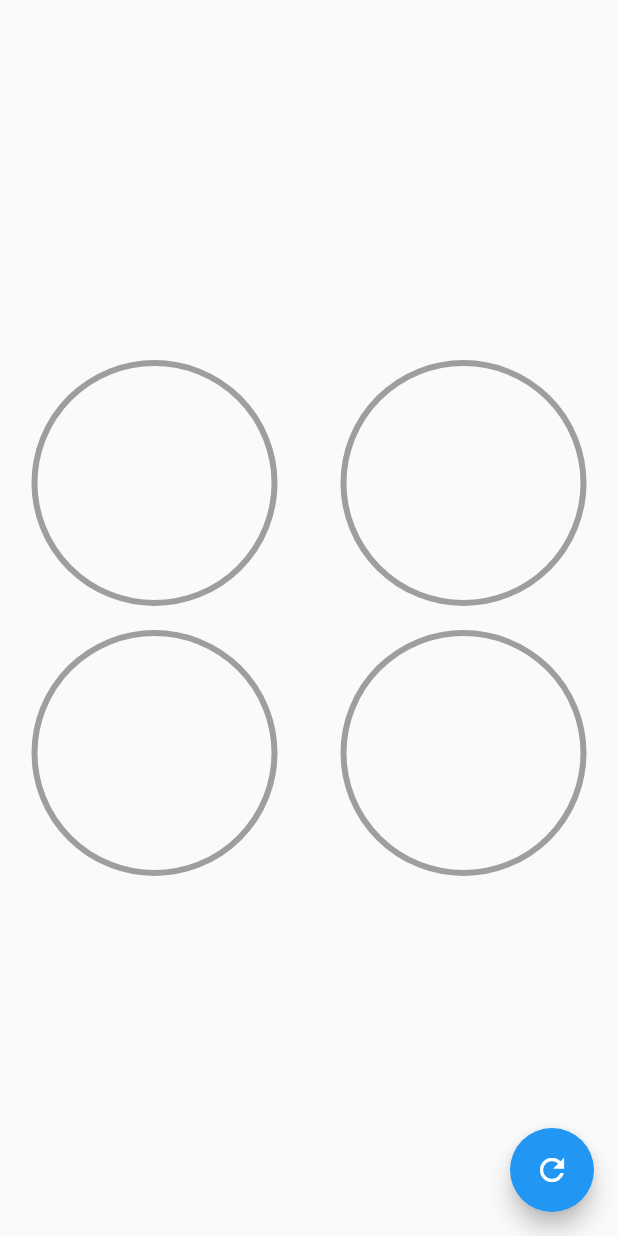
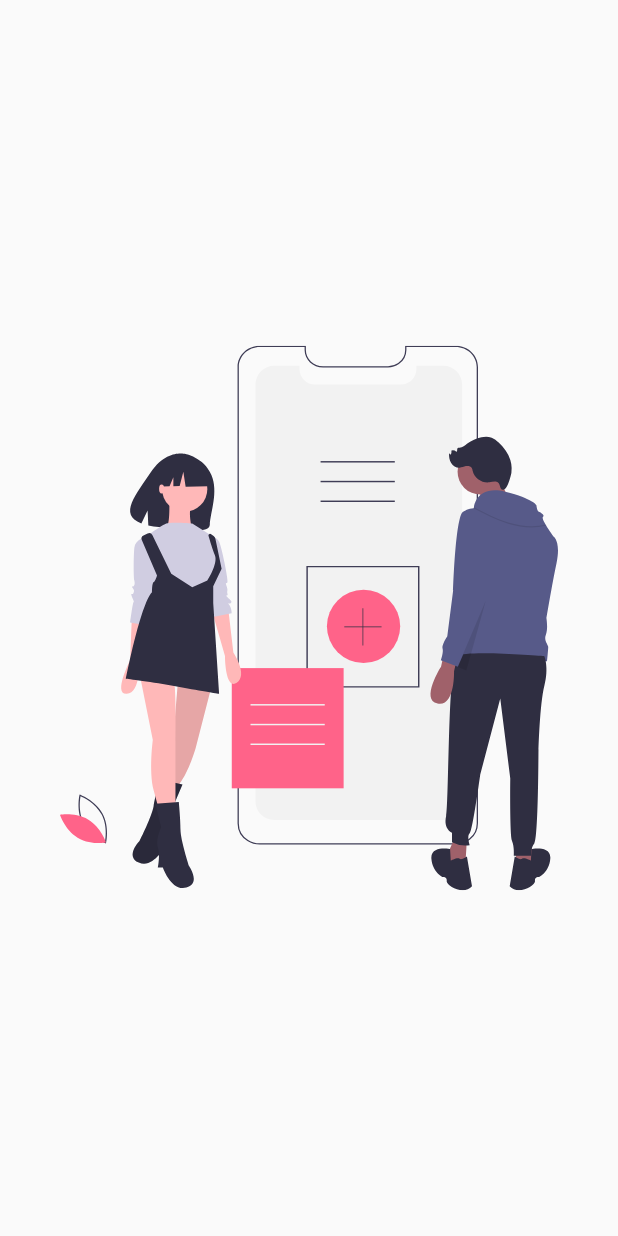
Before and after one commit to Jonagarme/AnimacionesFlutter, a Flutter app: the screen it shows after launch, on a phone screen of 412 x 824 dp. Run offline on Flutter 3.47's test engine with Material 2 defaults, Android fonts, the phone set to English and light mode, and no system bars; our stand-ins replace flutter_svg.

Commit message:
creando page de slides y añadiendo svg

```diff
--- a/lib/main.dart
+++ b/lib/main.dart
@@ -1,11 +1,11 @@
+import 'package:disenos/src/pages/slideshow_page.dart';
 import 'package:flutter/material.dart';
 
 //import 'src/retos/cuadrado_animado_page.dart';
 //import 'package:disenos/src/pages/animaciones_page.dart';
 //import 'package:disenos/src/pages/headers_page.dart';
 //import 'package:disenos/src/labs/circular_progress_page.dart';
-
-import 'package:disenos/src/pages/graficas_circulares_page.dart';
+//import 'package:disenos/src/pages/graficas_circulares_page.dart';
 
 void main() => runApp(MyApp());
 
@@ -15,7 +15,7 @@ class MyApp extends StatelessWidget {
     return MaterialApp(
       debugShowCheckedModeBanner: false,
       title: 'Diseños App',
-      home: GraficasCirculares(),
+      home: SlideShowPage(),
     );
   }
 }
--- /dev/null
+++ b/lib/src/pages/slideshow_page.dart
@@ -0,0 +1,46 @@
+import 'package:flutter/material.dart';
+import 'package:flutter_svg/svg.dart';
+//import 'package:flutter_svg/flutter_svg.dart';
+
+class SlideShowPage extends StatelessWidget {
+  @override
+  Widget build(BuildContext context) {
+    return Scaffold(
+      body: Center(
+        child: _Slides(),
+      ),
+    );
+  }
+}
+
+class _Slides extends StatelessWidget {
+  @override
+  Widget build(BuildContext context) {
+    return Container(
+      padding: EdgeInsets.all(10),
+      child: PageView(
+        children: [
+          _Slide('assets/svgs/slide-1.svg'),
+          _Slide('assets/svgs/slide-2.svg'),
+          _Slide('assets/svgs/slide-3.svg'),
+        ],
+      ),
+    );
+  }
+}
+
+class _Slide extends StatelessWidget {
+  final String svg;
+
+  _Slide(this.svg);
+
+  @override
+  Widget build(BuildContext context) {
+    return Container(
+      width: double.infinity,
+      height: double.infinity,
+      padding: EdgeInsets.all(30),
+      child: SvgPicture.asset(svg),
+    );
+  }
+}
```
Also changed, not shown: pubspec.yaml (+4 -6 lines), assets/svgs/slide-1.svg (added), assets/svgs/slide-2.svg (added), assets/svgs/slide-3.svg (added), assets/svgs/slide-4.svg (added), assets/svgs/slide-5.svg (added), pubspec.lock.
